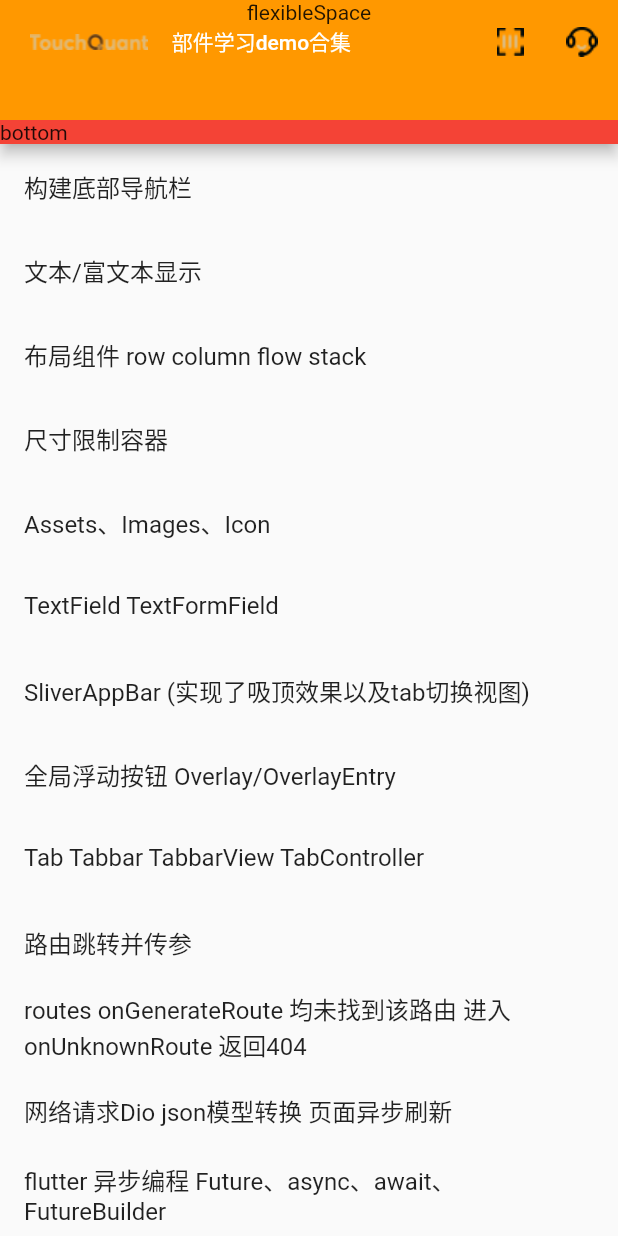
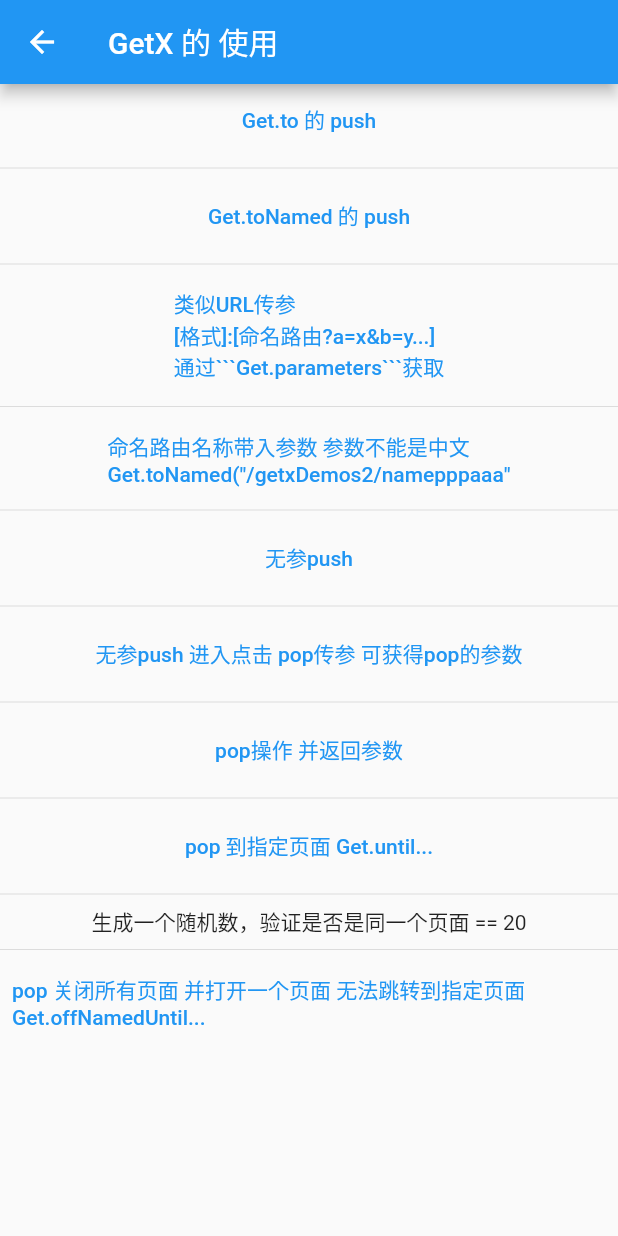
Before and after one commit to iBinbro/fluterApp, a Flutter app: the screen it shows after launch, on a phone screen of 412 x 824 dp. Run offline on Flutter 3.47's test engine with Material 2 defaults, Android fonts, the phone set to English and light mode, and no system bars; our stand-ins replace cached_network_image, date_format, dio, flutter_swiper_null_safety, get, shared_preferences and 3 more; accounts and stored records are empty.

Commit message:
GetX路由的基本使用以及传参；

````diff
--- /dev/null
+++ b/flutter_app_study_widgets/lib/appGetXDemos.dart
@@ -0,0 +1,147 @@
+import 'dart:math';
+
+import 'package:flutter/material.dart';
+import 'package:get/get.dart';
+
+class GetXDemos extends StatelessWidget {
+  @override
+  Widget build(BuildContext context) {
+    // 有两个字段可以传参
+    //arguments传参
+    var argument = Get.arguments;
+    print("我接收到了arguments=${argument}");
+
+    //parameters传参
+    var para = Get.parameters;
+    print("我接收到parameters=${para}");
+
+    return Scaffold(
+      appBar: AppBar(
+        title: Text("GetX 的 使用"),
+      ),
+      body: ListView.builder(
+        itemBuilder: (context, index) {
+          return Column(
+            crossAxisAlignment: CrossAxisAlignment.center,
+            children: [
+              TextButton(
+                child: Text("Get.to 的 push"),
+                onPressed: () {
+                  // 顶层GetMaterialApp的相关设置
+                  /*
+                return GetMaterialApp(
+
+                    //*****路由相关*****//
+                    //Get路由
+                    //Get命名路由
+                    getPages: [
+                    GetPage(name: "/getxDemos", page: () => GetXDemos()),
+                GetPage(name: "/getxDemos/:namepara", page: () => GetXDemos())//命名路由还可以直接跟参数
+                ],
+                //Get出栈入栈默认的动画效果 只会影响到命名路由
+                defaultTransition: Transition.cupertino,
+                //默认push一个路由
+                initialRoute: "/getxDemos",
+
+                 */
+
+                  //to/toNamed: preventDuplicates 是否阻止打开相同类型的Widget(可用于仅打开登陆页等,其他情况要设置成false)
+                  // 相同类型的Widget:将Get进行封装(如下) 发现路由为 [GETX] GOING TO ROUTE /() => Widget
+                  //路由是根据指针类型(Widget)生成的，而不是传入的实际类型
+                  // push(Widget toWidget) {
+                  //   Get.to(() => toWidget,
+                  //       transition: Transition.cupertino, preventDuplicates: false);
+                  // }
+
+                  Get.to(
+                    () => GetXDemos(),
+                    arguments: "arguments字段传参",
+                    preventDuplicates: false,
+                  );
+                },
+              ),
+              Divider(),
+              TextButton(
+                child: Text("Get.toNamed 的 push"),
+                onPressed: () {
+                  Get.toNamed("/getxDemos",
+                      arguments: "arguments字段传参",
+                      parameters: {"parameters": "parameters字段传参"},
+                      preventDuplicates: false);
+                },
+              ),
+              Divider(),
+              TextButton(
+                child: Text(
+                  "类似URL传参\n[格式]:[命名路由?a=x&b=y...]\n通过```Get.parameters```获取",
+                  style: TextStyle(),
+                ),
+                onPressed: () {
+                  Get.toNamed("/getxDemos?urlpara=URL方式传参&urlpara2=URL方式传参",
+                      preventDuplicates: false);
+                },
+              ),
+              Divider(),
+              TextButton(
+                child: Text(
+                    '''命名路由名称带入参数 参数不能是中文\nGet.toNamed("/getxDemos2/namepppaaa"'''),
+                onPressed: () {
+                  Get.toNamed("/getxDemos/namepppaaa",
+                      preventDuplicates: false);
+                },
+              ),
+              Divider(),
+              TextButton(
+                child: Text("无参push"),
+                onPressed: () {
+                  Get.toNamed("/getxDemos", preventDuplicates: false);
+                },
+              ),
+              Divider(),
+              TextButton(
+                child: Text("无参push 进入点击 pop传参 可获得pop的参数"),
+                onPressed: () async {
+                  var popPara =
+                      await Get.toNamed("/getxDemos", preventDuplicates: false);
+                  print("pop 传参 = ${popPara}");
+                },
+              ),
+              Divider(),
+              TextButton(
+                child: Text("pop操作 并返回参数"),
+                onPressed: () {
+                  Get.back(result: 12);
+                },
+              ),
+              Divider(),
+              TextButton(
+                child: Text("pop 到指定页面 Get.until..."),
+                onPressed: () {
+                  Get.until((route) {
+                    print("currentRoute = ${Get.currentRoute}");
+                    return Get.currentRoute == "/getxDemos";
+                    //如果是非命名路由跳转 而是 普通路由跳转
+                    //return Get.currentRoute == "Widget的名字";
+                    // e.g
+                    return Get.currentRoute == "GetXDemos";
+                  });
+                },
+              ),
+              Divider(),
+              Text("生成一个随机数，验证是否是同一个页面 == ${Random().nextInt(100)}"),
+              Divider(),
+              TextButton(
+                child: Text("pop 关闭所有页面 并打开一个页面 无法跳转到指定页面 Get.offNamedUntil..."),
+                onPressed: () {
+                  Get.offNamedUntil("/getxDemos",
+                      (route) => Get.currentRoute == "/getxDemos");
+                },
+              ),
+            ],
+          );
+        },
+        itemCount: 1,
+      ),
+    );
+  }
+}
--- a/flutter_app_study_widgets/lib/main.dart
+++ b/flutter_app_study_widgets/lib/main.dart
@@ -1,6 +1,7 @@
 import 'package:flutter/material.dart';
 import 'package:flutter_app_study_widgets/appAsync_Future.dart';
 import 'package:flutter_app_study_widgets/appDioNetRequest_jsonModel.dart';
+import 'package:flutter_app_study_widgets/appGetXDemos.dart';
 import 'package:flutter_app_study_widgets/appRouter404Page.dart';
 import 'package:flutter_app_study_widgets/appConstraintBox.dart';
 import 'package:flutter_app_study_widgets/appLayout.dart';
@@ -13,7 +14,9 @@ import 'package:flutter_app_study_widgets/appTextInput.dart';
 import 'package:flutter_app_study_widgets/appbar.dart';
 import 'package:flutter_app_study_widgets/appsliverappbar.dart';
 import 'package:flutter_app_study_widgets/assertsImageIcon.dart';
+import 'package:get/state_manager.dart';
 import 'appBottomNavigationBar.dart';
+import 'package:get/get.dart';
 
 void main() {
   runApp(MyApp());
@@ -36,18 +39,32 @@ class MyApp extends StatelessWidget {
     "flutter 异步编程 Future、async、await、FutureBuilder",
     "webview",
     "单例",
+    "Getx",
   ];
 
   @override
   Widget build(BuildContext context) {
-    return MaterialApp(
+    return GetMaterialApp(
       //点击效果高亮颜色设置
       // theme: ThemeData(
       //     splashColor: Colors.transparent, highlightColor: Colors.transparent),
 
+      //*****路由相关*****//
+      //Get路由
+      //Get命名路由
+      getPages: [
+        GetPage(name: "/getxDemos", page: () => GetXDemos()),
+        GetPage(name: "/getxDemos/:namepara", page: () => GetXDemos()),
+        GetPage(name: "/apptext", page: () => AppText())
+      ],
+      //Get出栈入栈默认的动画效果 只会影响到命名路由
+      defaultTransition: Transition.cupertino,
+      //默认push路由 路由可以进行拼接 测试只能打开两个 多了报错
+      initialRoute: "/getxDemos",
+
+      //原生路由
       //默认打开的路由
       // initialRoute: "/AppTabbar",
-
       //静态命名路由 无法传参
       routes: {
         "/AppTabbar": (context) {
@@ -55,21 +72,22 @@ class MyApp extends StatelessWidget {
         },
         "/AppSliverBar": (context) {
           return AppSliverBar();
-        }
+        },
+        "/Routerpara": (context) {
+          return Routerpara("12");
+        },
       },
       //在静态路由未找到相应路由会进入此回调 这里可获取参数
       onGenerateRoute: (RouteSettings settings) {
         var para = settings.arguments;
         var routerString = settings.name;
-
         if (routerString == "/Routerpara") {
           return MaterialPageRoute(builder: (context) {
             return Routerpara((para is String) ? (para) : "传入失败 参数不是字符串");
           });
         }
       },
-
-      //routes onGenerateRoute 静态路由 动态路由均为找到 则进入此回调
+      //routes onGenerateRoute 静态路由 动态路由均未找到 则进入此回调
       onUnknownRoute: (RouteSettings settings) {
         print("onUnknownRoute");
         return MaterialPageRoute(builder: (context) {
@@ -174,30 +192,40 @@ class MyApp extends StatelessWidget {
                     break;
                   case 11:
                     {
-                      Navigator.push(context, MaterialPageRoute(builder: (context){
+                      Navigator.push(context,
+                          MaterialPageRoute(builder: (context) {
                         return NetListView();
                       }));
                     }
                     break;
                   case 12:
                     {
-                      Navigator.push(context, MaterialPageRoute(builder: (context){
+                      Navigator.push(context,
+                          MaterialPageRoute(builder: (context) {
                         return AppAsync();
                       }));
                     }
                     break;
                   case 13:
                     {
-                      Navigator.push(context, MaterialPageRoute(builder: (context){
+                      Navigator.push(context,
+                          MaterialPageRoute(builder: (context) {
                         return AWebBrower("https://www.baidu.com");
                       }));
                     }
                     break;
                   case 14:
                     {
-                      Navigator.push(context, MaterialPageRoute(builder: (context){
+                      Navigator.push(context,
+                          MaterialPageRoute(builder: (context) {
                         return Singleton();
                       }));
+                    }
+                    break;
+                  case 15:
+                    {
+                      Get.to(() => GetXDemos(),
+                          transition: Transition.cupertino);
                     }
                     break;
                 }
````
Also changed, not shown: 1 other file.
